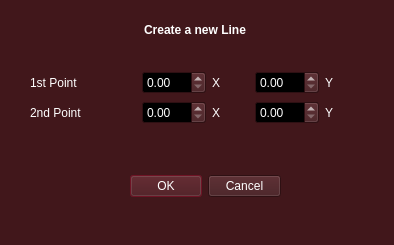
The window that SGI/view/screens/newLine.ui (JVSutter/Sistema-Grafico-Interativo) describes before a commit, drawn with Qt 5.
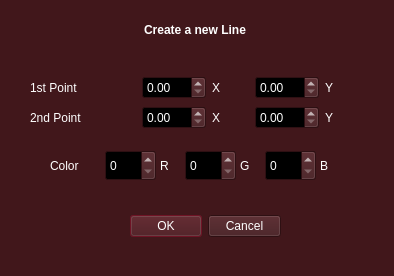
The same window after the commit.

Diff of the .ui file:
```diff
--- a/SGI/view/screens/newLine.ui
+++ b/SGI/view/screens/newLine.ui
@@ -7,7 +7,7 @@
     <x>0</x>
     <y>0</y>
     <width>394</width>
-    <height>245</height>
+    <height>276</height>
    </rect>
   </property>
   <property name="palette">
@@ -531,7 +531,7 @@
    <property name="geometry">
     <rect>
      <x>130</x>
-     <y>170</y>
+     <y>210</y>
      <width>151</width>
      <height>32</height>
     </rect>
@@ -565,7 +565,7 @@
      <x>30</x>
      <y>70</y>
      <width>331</width>
-     <height>25</height>
+     <height>35</height>
     </rect>
    </property>
    <layout class="QHBoxLayout" name="horizontalLayout_2">
@@ -629,7 +629,7 @@
      <x>30</x>
      <y>100</y>
      <width>331</width>
-     <height>25</height>
+     <height>35</height>
     </rect>
    </property>
    <layout class="QHBoxLayout" name="horizontalLayout_4">
@@ -684,6 +684,97 @@
     </item>
    </layout>
   </widget>
+  <widget class="QSpinBox" name="gInput">
+   <property name="geometry">
+    <rect>
+     <x>185</x>
+     <y>150</y>
+     <width>51</width>
+     <height>31</height>
+    </rect>
+   </property>
+   <property name="maximum">
+    <number>255</number>
+   </property>
+  </widget>
+  <widget class="QLabel" name="label_3">
+   <property name="geometry">
+    <rect>
+     <x>240</x>
+     <y>150</y>
+     <width>21</width>
+     <height>31</height>
+    </rect>
+   </property>
+   <property name="text">
+    <string>G</string>
+   </property>
+  </widget>
+  <widget class="QLabel" name="label_4">
+   <property name="geometry">
+    <rect>
+     <x>50</x>
+     <y>150</y>
+     <width>41</width>
+     <height>31</height>
+    </rect>
+   </property>
+   <property name="text">
+    <string>Color</string>
+   </property>
+  </widget>
+  <widget class="QSpinBox" name="rInput">
+   <property name="geometry">
+    <rect>
+     <x>105</x>
+     <y>150</y>
+     <width>51</width>
+     <height>31</height>
+    </rect>
+   </property>
+   <property name="maximum">
+    <number>255</number>
+   </property>
+  </widget>
+  <widget class="QLabel" name="label_5">
+   <property name="geometry">
+    <rect>
+     <x>160</x>
+     <y>150</y>
+     <width>16</width>
+     <height>31</height>
+    </rect>
+   </property>
+   <property name="text">
+    <string>R</string>
+   </property>
+  </widget>
+  <widget class="QSpinBox" name="bInput">
+   <property name="geometry">
+    <rect>
+     <x>265</x>
+     <y>150</y>
+     <width>51</width>
+     <height>31</height>
+    </rect>
+   </property>
+   <property name="maximum">
+    <number>255</number>
+   </property>
+  </widget>
+  <widget class="QLabel" name="label_6">
+   <property name="geometry">
+    <rect>
+     <x>320</x>
+     <y>150</y>
+     <width>21</width>
+     <height>31</height>
+    </rect>
+   </property>
+   <property name="text">
+    <string>B</string>
+   </property>
+  </widget>
  </widget>
  <resources/>
  <connections>
```
